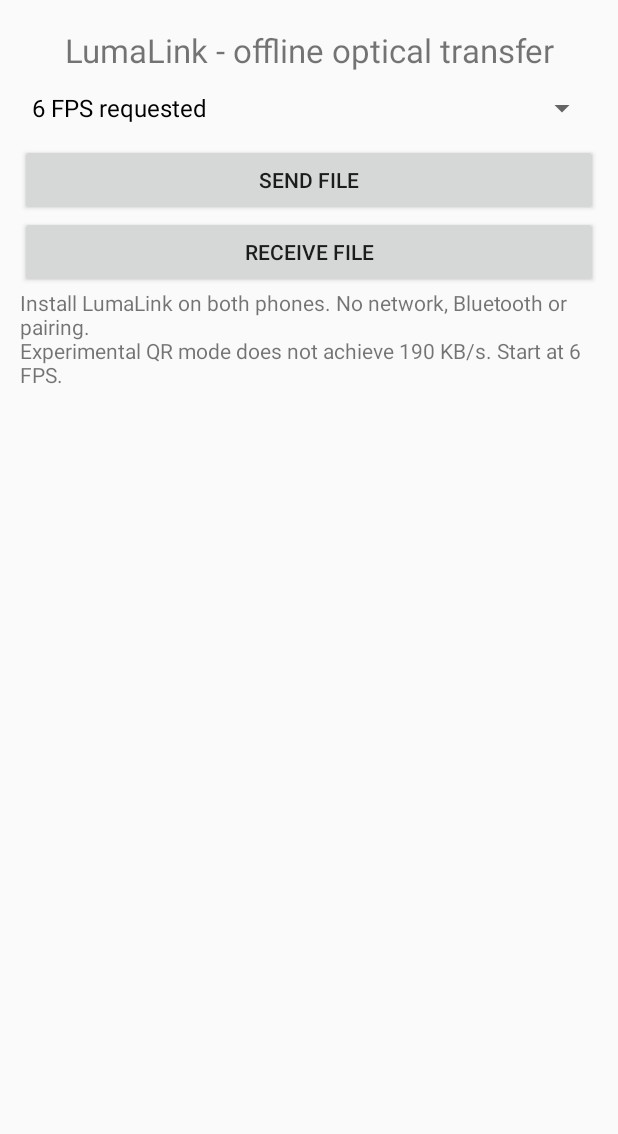
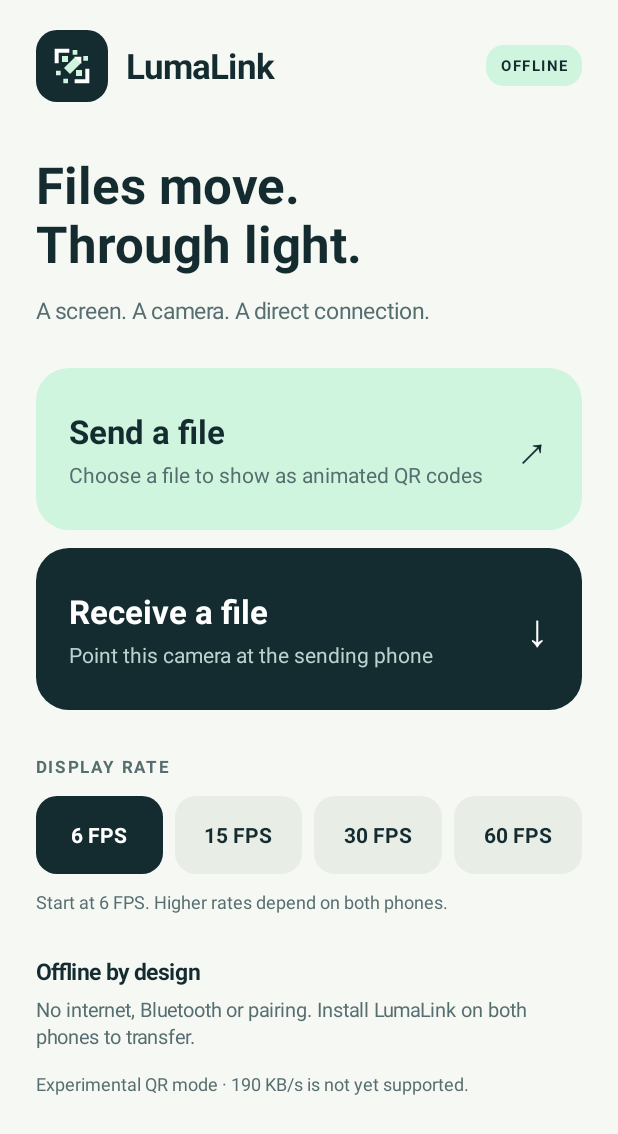
Before and after one commit to har012/LumaLink, an Android app: the screen it shows after launch (MainActivity), on a phone screen of 412 x 824 dp. Shown: the top 1134 px of the screen. Run offline under Robolectric (Android 15) with nearby library versions, the phone set to English and light mode, and no system bars; libraries missing offline, so code that uses them is left out: androidx.camera.core, androidx.camera.lifecycle, androidx.camera.view; 3 statements that could not run were skipped.

Commit message:
Refresh Android UI and add adaptive optical launcher icon

```diff
--- a/app/src/main/java/com/lumalink/app/MainActivity.kt
+++ b/app/src/main/java/com/lumalink/app/MainActivity.kt
@@ -3,6 +3,11 @@ package com.lumalink.app
 import android.Manifest
 import android.content.pm.PackageManager
 import android.graphics.Bitmap
+import android.graphics.Color
+import android.graphics.Typeface
+import android.graphics.drawable.GradientDrawable
+import android.graphics.drawable.RippleDrawable
+import android.content.res.ColorStateList
 import android.os.Bundle
 import android.os.Handler
 import android.os.Looper
@@ -18,6 +23,9 @@ import androidx.camera.core.ImageAnalysis
 import androidx.camera.lifecycle.ProcessCameraProvider
 import androidx.camera.view.PreviewView
 import androidx.core.content.ContextCompat
+import androidx.core.view.ViewCompat
+import androidx.core.view.WindowCompat
+import androidx.core.view.WindowInsetsCompat
 import com.google.zxing.BarcodeFormat
 import com.google.zxing.EncodeHintType
 import com.google.zxing.qrcode.QRCodeWriter
@@ -89,7 +97,20 @@ class MainActivity : ComponentActivity() {
     private val permission = registerForActivityResult(ActivityResultContracts.RequestPermission()) {
         if (it) receive() else toast("Camera permission required")
     }
-    override fun onCreate(savedInstanceState: Bundle?) { super.onCreate(savedInstanceState); home() }
+    private val ink = Color.rgb(20, 43, 48)
+    private val muted = Color.rgb(87, 110, 112)
+    private val paper = Color.rgb(246, 248, 244)
+    private val mint = Color.rgb(207, 245, 222)
+    private fun dp(value: Int) = (value * resources.displayMetrics.density).toInt()
+    override fun onCreate(savedInstanceState: Bundle?) {
+        super.onCreate(savedInstanceState)
+        WindowCompat.setDecorFitsSystemWindows(window, false)
+        WindowCompat.getInsetsController(window, window.decorView).apply {
+            isAppearanceLightStatusBars = true
+            isAppearanceLightNavigationBars = true
+        }
+        home()
+    }
     private fun stop() {
         session++
         work?.cancel(true); work = null
@@ -98,31 +119,115 @@ class MainActivity : ComponentActivity() {
         provider?.unbindAll()
         window.clearFlags(WindowManager.LayoutParams.FLAG_KEEP_SCREEN_ON)
     }
-    private fun layout() {
+    private fun layout(scrollable: Boolean = false) {
         stop()
-        root = LinearLayout(this).apply { orientation = LinearLayout.VERTICAL; gravity = Gravity.CENTER_HORIZONTAL; setPadding(20,28,20,16) }
-        setContentView(root)
+        root = LinearLayout(this).apply {
+            orientation = LinearLayout.VERTICAL
+            setBackgroundColor(paper)
+        }
+        val host = if (scrollable) ScrollView(this).apply {
+            isFillViewport = true
+            setBackgroundColor(paper)
+            addView(root, FrameLayout.LayoutParams(-1, -2))
+        } else root
+        ViewCompat.setOnApplyWindowInsetsListener(host) { view, insets ->
+            val bars = insets.getInsets(WindowInsetsCompat.Type.systemBars() or WindowInsetsCompat.Type.displayCutout())
+            view.setPadding(dp(24) + bars.left, dp(20) + bars.top, dp(24) + bars.right, dp(20) + bars.bottom)
+            WindowInsetsCompat.CONSUMED
+        }
+        setContentView(host)
+        ViewCompat.requestApplyInsets(host)
     }
-    private fun title(value: String) { root.addView(TextView(this).apply { text = value; textSize = 22f; gravity = Gravity.CENTER }) }
-    private fun button(value: String, action: () -> Unit) { root.addView(Button(this).apply { text = value; setOnClickListener { action() } }) }
+    private fun rounded(color: Int, radius: Int = 22) = GradientDrawable().apply {
+        setColor(color); cornerRadius = dp(radius).toFloat()
+    }
+    private fun label(value: String, size: Float = 15f, color: Int = ink, bold: Boolean = false) = TextView(this).apply {
+        text = value; textSize = size; setTextColor(color)
+        if (bold) setTypeface(typeface, Typeface.BOLD)
+        setLineSpacing(dp(3).toFloat(), 1f)
+    }
+    private fun gap(height: Int) { root.addView(android.view.View(this), LinearLayout.LayoutParams(1, dp(height))) }
+    private fun title(value: String) {
+        root.addView(label(value, 25f, bold = true).apply { setPadding(0, dp(8), 0, dp(20)) })
+    }
+    private fun button(value: String, action: () -> Unit) {
+        root.addView(Button(this).apply {
+            text = value; textSize = 14f; isAllCaps = false
+            setTextColor(Color.WHITE); backgroundTintList = ColorStateList.valueOf(ink)
+            minHeight = dp(56); setOnClickListener { action() }
+        }, LinearLayout.LayoutParams(-1, -2).apply { topMargin = dp(12) })
+    }
+    private fun actionCard(name: String, description: String, dark: Boolean, action: () -> Unit) {
+        val foreground = if (dark) Color.WHITE else ink
+        val card = LinearLayout(this).apply {
+            orientation = LinearLayout.HORIZONTAL; gravity = Gravity.CENTER_VERTICAL
+            setPadding(dp(22), dp(20), dp(22), dp(20))
+            background = RippleDrawable(ColorStateList.valueOf(0x22349676), rounded(if (dark) ink else mint), null)
+            isClickable = true; isFocusable = true; minimumHeight = dp(108)
+            setOnClickListener { action() }
+            contentDescription = "$name. $description"
+        }
+        val copy = LinearLayout(this).apply { orientation = LinearLayout.VERTICAL }
+        copy.addView(label(name, 22f, foreground, true))
+        copy.addView(label(description, 14f, if (dark) Color.rgb(187, 210, 207) else muted).apply { setPadding(0, dp(5), dp(12), 0) })
+        card.addView(copy, LinearLayout.LayoutParams(0, -2, 1f))
+        card.addView(label(if (dark) "↓" else "↗", 30f, foreground).apply { importantForAccessibility = android.view.View.IMPORTANT_FOR_ACCESSIBILITY_NO })
+        root.addView(card, LinearLayout.LayoutParams(-1, -2).apply { bottomMargin = dp(12) })
+    }
     private fun toast(value: String) = Toast.makeText(this, value, Toast.LENGTH_LONG).show()
     private fun home() {
-        layout(); title("LumaLink - offline optical transfer")
-        val rates = listOf(6, 15, 30, 60)
-        root.addView(Spinner(this).apply {
-            adapter = ArrayAdapter(this@MainActivity, android.R.layout.simple_spinner_dropdown_item, rates.map { "$it FPS requested" })
-            setSelection(rates.indexOf(requestedFps))
-            onItemSelectedListener = object : AdapterView.OnItemSelectedListener {
-                override fun onNothingSelected(parent: AdapterView<*>?) = Unit
-                override fun onItemSelected(parent: AdapterView<*>?, view: android.view.View?, position: Int, id: Long) { requestedFps = rates[position] }
-            }
-        })
-        button("SEND FILE") { pick.launch("*/*") }
-        button("RECEIVE FILE") {
+        layout(scrollable = true)
+        val brand = LinearLayout(this).apply { gravity = Gravity.CENTER_VERTICAL }
+        brand.addView(ImageView(this).apply {
+            setImageResource(R.drawable.ic_launcher_foreground)
+            background = rounded(ink, 14)
+            contentDescription = null
+        }, LinearLayout.LayoutParams(dp(48), dp(48)))
+        brand.addView(label("LumaLink", 23f, bold = true), LinearLayout.LayoutParams(0, -2, 1f).apply { leftMargin = dp(12) })
+        brand.addView(label("OFFLINE", 10f, ink, true).apply { background = rounded(mint, 12); setPadding(dp(10), dp(7), dp(10), dp(7)); letterSpacing = .1f })
+        root.addView(brand)
+        gap(32)
+        root.addView(label("Files move.\nThrough light.", 34f, bold = true).apply { setLineSpacing(0f, 1f) })
+        gap(12)
+        root.addView(label("A screen. A camera. A direct connection.", 15f, muted))
+        gap(28)
+        actionCard("Send a file", "Choose a file to show as animated QR codes", false) { pick.launch("*/*") }
+        actionCard("Receive a file", "Point this camera at the sending phone", true) {
             if (ContextCompat.checkSelfPermission(this, Manifest.permission.CAMERA) == PackageManager.PERMISSION_GRANTED) receive()
             else permission.launch(Manifest.permission.CAMERA)
         }
-        root.addView(TextView(this).apply { text = "Install LumaLink on both phones. No network, Bluetooth or pairing.\nExperimental QR mode does not achieve 190 KB/s. Start at 6 FPS." })
+        gap(18)
+        root.addView(label("DISPLAY RATE", 11f, muted, true).apply { letterSpacing = .14f })
+        gap(12)
+        val rates = listOf(6, 15, 30, 60)
+        val choices = LinearLayout(this)
+        val chips = mutableListOf<TextView>()
+        fun updateRates() {
+            chips.forEachIndexed { index, chip ->
+                val selected = rates[index] == requestedFps
+                chip.isSelected = selected
+                chip.setTextColor(if (selected) Color.WHITE else ink)
+                chip.background = rounded(if (selected) ink else Color.rgb(232, 237, 230), 14)
+                chip.contentDescription = "${rates[index]} frames per second requested${if (selected) ", selected" else ""}"
+            }
+        }
+        rates.forEachIndexed { index, rate ->
+            val chip = label("$rate FPS", 14f, bold = true).apply {
+                gravity = Gravity.CENTER; minHeight = dp(52); isClickable = true; isFocusable = true
+                setOnClickListener { requestedFps = rate; updateRates() }
+            }
+            chips.add(chip)
+            choices.addView(chip, LinearLayout.LayoutParams(0, -2, 1f).apply { if (index > 0) leftMargin = dp(8) })
+        }
+        updateRates(); root.addView(choices)
+        gap(10)
+        root.addView(label("Start at 6 FPS. Higher rates depend on both phones.", 12f, muted))
+        gap(28)
+        root.addView(label("Offline by design", 15f, bold = true))
+        gap(6)
+        root.addView(label("No internet, Bluetooth or pairing. Install LumaLink on both phones to transfer.", 13f, muted))
+        gap(14)
+        root.addView(label("Experimental QR mode · 190 KB/s is not yet supported.", 12f, muted))
     }
     private fun send(sender: Sender) {
         layout(); window.addFlags(WindowManager.LayoutParams.FLAG_KEEP_SCREEN_ON)
@@ -130,7 +235,7 @@ class MainActivity : ComponentActivity() {
         title("Sending: ${sender.name}")
         val qr = ImageView(this).apply { setBackgroundColor(android.graphics.Color.WHITE); scaleType = ImageView.ScaleType.FIT_CENTER }
         root.addView(qr, LinearLayout.LayoutParams(-1,0,1f))
-        val status = TextView(this); root.addView(status)
+        val status = label("Preparing QR frames…", 13f, muted).apply { setPadding(0, dp(16), 0, dp(4)) }; root.addView(status)
         button("STOP") { home() }
         val queue = ArrayBlockingQueue<Pair<Int, Bitmap>>(2)
         work = worker.submit {
@@ -175,7 +280,7 @@ class MainActivity : ComponentActivity() {
         val token = session
         title("Point camera at sender")
         val view = PreviewView(this); root.addView(view, LinearLayout.LayoutParams(-1,0,1f))
-        val status = TextView(this); root.addView(status)
+        val status = label("Waiting for the first QR frame…", 13f, muted).apply { setPadding(0, dp(16), 0, dp(4)) }; root.addView(status)
         button("STOP") { home() }
         val receiver = Receiver()
         val decoder = FrameDecoder()
--- /dev/null
+++ b/app/src/main/res/drawable/ic_launcher_foreground.xml
@@ -0,0 +1,13 @@
+<vector xmlns:android="http://schemas.android.com/apk/res/android"
+    android:width="108dp" android:height="108dp"
+    android:viewportWidth="108" android:viewportHeight="108">
+    <!-- QR finder corners and a beam of light, kept inside the adaptive safe zone. -->
+    <path android:fillColor="#FFFFFF"
+        android:pathData="M28,28h22v6H34v16h-6zM80,80H58v-6h16V58h6z" />
+    <path android:fillColor="#CFF5DE"
+        android:pathData="M39,39h9v9h-9zM60,60h9v9h-9zM55,30h7v7h-7zM71,39h7v7h-7zM30,61h7v7h-7zM41,73h7v7h-7z" />
+    <path android:fillColor="#CFF5DE"
+        android:pathData="M42,57L59,40l9,9 -17,17z" />
+    <path android:fillColor="#FFFFFF"
+        android:pathData="M57,40h11v11z" />
+</vector>
--- /dev/null
+++ b/app/src/main/res/mipmap-anydpi-v26/ic_launcher.xml
@@ -0,0 +1,4 @@
+<adaptive-icon xmlns:android="http://schemas.android.com/apk/res/android">
+    <background android:drawable="@color/launcher_background" />
+    <foreground android:drawable="@drawable/ic_launcher_foreground" />
+</adaptive-icon>
--- /dev/null
+++ b/app/src/main/res/mipmap-anydpi-v33/ic_launcher.xml
@@ -0,0 +1,5 @@
+<adaptive-icon xmlns:android="http://schemas.android.com/apk/res/android">
+    <background android:drawable="@color/launcher_background" />
+    <foreground android:drawable="@drawable/ic_launcher_foreground" />
+    <monochrome android:drawable="@drawable/ic_launcher_foreground" />
+</adaptive-icon>
--- /dev/null
+++ b/app/src/main/res/values-v27/styles.xml
@@ -0,0 +1,6 @@
+<resources>
+    <style name="Theme.LumaLink" parent="Theme.LumaLink.Base">
+        <item name="android:navigationBarColor">#F6F8F4</item>
+        <item name="android:windowLightNavigationBar">true</item>
+    </style>
+</resources>
--- /dev/null
+++ b/app/src/main/res/values/colors.xml
@@ -0,0 +1,3 @@
+<resources>
+    <color name="launcher_background">#142B30</color>
+</resources>
--- /dev/null
+++ b/app/src/main/res/values/styles.xml
@@ -0,0 +1,11 @@
+<resources>
+    <style name="Theme.LumaLink.Base" parent="android:style/Theme.Material.Light.NoActionBar">
+        <item name="android:fontFamily">sans</item>
+        <item name="android:colorAccent">#2C7259</item>
+        <item name="android:windowBackground">#F6F8F4</item>
+        <item name="android:statusBarColor">@android:color/transparent</item>
+        <item name="android:navigationBarColor">#142B30</item>
+        <item name="android:windowLightStatusBar">true</item>
+    </style>
+    <style name="Theme.LumaLink" parent="Theme.LumaLink.Base" />
+</resources>
```
Also changed, not shown: app/src/main/AndroidManifest.xml (+17 -1 lines), 2 other files.
